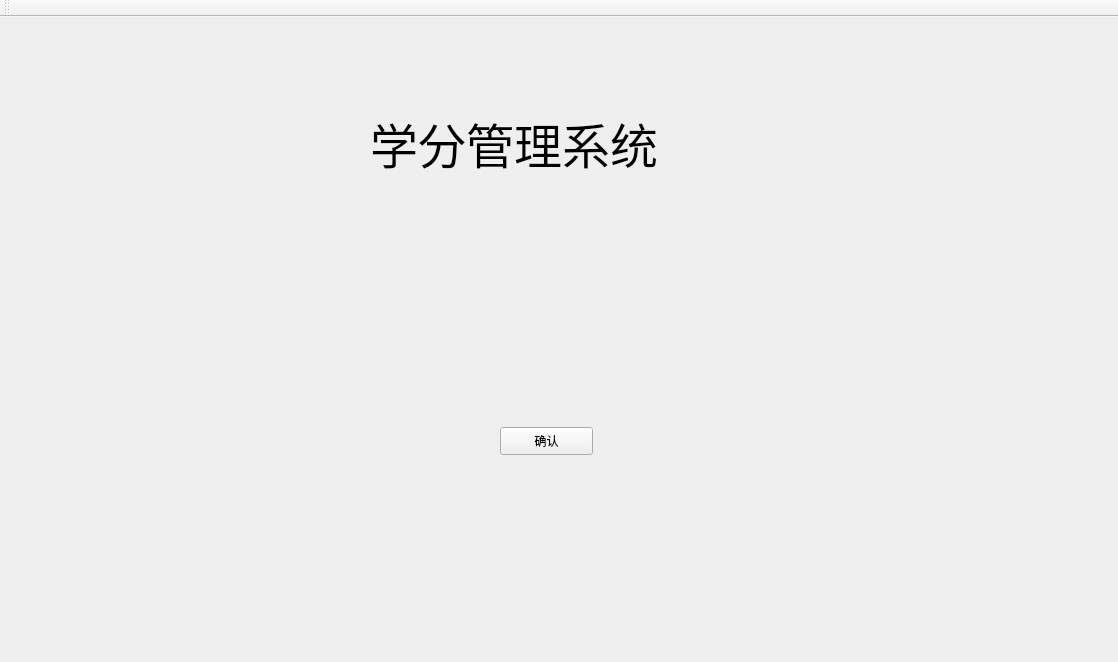
Qt form UI/Tz.ui (ZxxWs/CppClassDesign) before a commit.
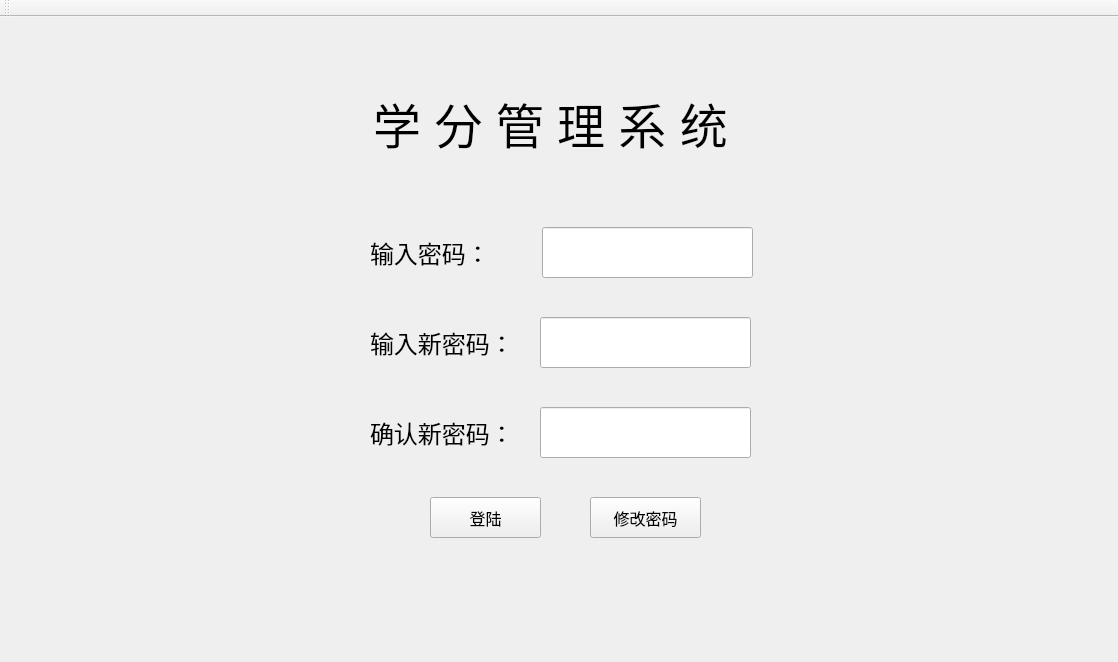
The same form after that commit.

Patch:
```diff
--- a/UI/Tz.ui
+++ b/UI/Tz.ui
@@ -17,9 +17,9 @@
    <widget class="QLabel" name="label">
     <property name="geometry">
      <rect>
-      <x>370</x>
-      <y>70</y>
-      <width>361</width>
+      <x>270</x>
+      <y>50</y>
+      <width>561</width>
       <height>111</height>
      </rect>
     </property>
@@ -29,20 +29,175 @@
      </font>
     </property>
     <property name="text">
-     <string>学分管理系统</string>
+     <string>学 分 管 理 系 统</string>
     </property>
+    <property name="alignment">
+     <set>Qt::AlignCenter</set>
+    </property>
    </widget>
    <widget class="QPushButton" name="SubButton">
     <property name="geometry">
      <rect>
-      <x>500</x>
-      <y>410</y>
-      <width>93</width>
-      <height>28</height>
+      <x>430</x>
+      <y>480</y>
+      <width>111</width>
+      <height>41</height>
      </rect>
     </property>
+    <property name="font">
+     <font>
+      <pointsize>12</pointsize>
+     </font>
+    </property>
     <property name="text">
-     <string>确认</string>
+     <string>登陆</string>
+    </property>
+   </widget>
+   <widget class="QLineEdit" name="PassLineEdit">
+    <property name="geometry">
+     <rect>
+      <x>542</x>
+      <y>210</y>
+      <width>211</width>
+      <height>51</height>
+     </rect>
+    </property>
+    <property name="font">
+     <font>
+      <pointsize>18</pointsize>
+     </font>
+    </property>
+   </widget>
+   <widget class="QPushButton" name="AlterPassButton">
+    <property name="geometry">
+     <rect>
+      <x>590</x>
+      <y>480</y>
+      <width>111</width>
+      <height>41</height>
+     </rect>
+    </property>
+    <property name="font">
+     <font>
+      <pointsize>12</pointsize>
+     </font>
+    </property>
+    <property name="text">
+     <string>修改密码</string>
+    </property>
+   </widget>
+   <widget class="QLabel" name="NewPassLabel">
+    <property name="geometry">
+     <rect>
+      <x>370</x>
+      <y>300</y>
+      <width>181</width>
+      <height>51</height>
+     </rect>
+    </property>
+    <property name="font">
+     <font>
+      <pointsize>18</pointsize>
+     </font>
+    </property>
+    <property name="text">
+     <string>输入新密码：</string>
+    </property>
+    <property name="alignment">
+     <set>Qt::AlignLeading|Qt::AlignLeft|Qt::AlignVCenter</set>
+    </property>
+   </widget>
+   <widget class="QLineEdit" name="NewPassLineEdit">
+    <property name="geometry">
+     <rect>
+      <x>540</x>
+      <y>300</y>
+      <width>211</width>
+      <height>51</height>
+     </rect>
+    </property>
+    <property name="font">
+     <font>
+      <pointsize>18</pointsize>
+     </font>
+    </property>
+   </widget>
+   <widget class="QLineEdit" name="SurePassLineEdit">
+    <property name="geometry">
+     <rect>
+      <x>540</x>
+      <y>390</y>
+      <width>211</width>
+      <height>51</height>
+     </rect>
+    </property>
+    <property name="font">
+     <font>
+      <pointsize>18</pointsize>
+     </font>
+    </property>
+   </widget>
+   <widget class="QLabel" name="PassLabel">
+    <property name="geometry">
+     <rect>
+      <x>370</x>
+      <y>210</y>
+      <width>181</width>
+      <height>51</height>
+     </rect>
+    </property>
+    <property name="font">
+     <font>
+      <pointsize>18</pointsize>
+     </font>
+    </property>
+    <property name="text">
+     <string>输入密码：</string>
+    </property>
+    <property name="alignment">
+     <set>Qt::AlignLeading|Qt::AlignLeft|Qt::AlignVCenter</set>
+    </property>
+   </widget>
+   <widget class="QLabel" name="SurePassLabel">
+    <property name="geometry">
+     <rect>
+      <x>370</x>
+      <y>390</y>
+      <width>181</width>
+      <height>51</height>
+     </rect>
+    </property>
+    <property name="font">
+     <font>
+      <pointsize>18</pointsize>
+     </font>
+    </property>
+    <property name="text">
+     <string>确认新密码：</string>
+    </property>
+    <property name="alignment">
+     <set>Qt::AlignLeading|Qt::AlignLeft|Qt::AlignVCenter</set>
+    </property>
+   </widget>
+   <widget class="QLabel" name="TagLabel">
+    <property name="geometry">
+     <rect>
+      <x>290</x>
+      <y>540</y>
+      <width>531</width>
+      <height>51</height>
+     </rect>
+    </property>
+    <property name="font">
+     <font>
+      <pointsize>20</pointsize>
+     </font>
+    </property>
+    <property name="text">
+     <string/>
+    </property>
+    <property name="alignment">
+     <set>Qt::AlignCenter</set>
     </property>
    </widget>
   </widget>
```
Left out of the diff: 6 changed lines with no effect on the pictures.
